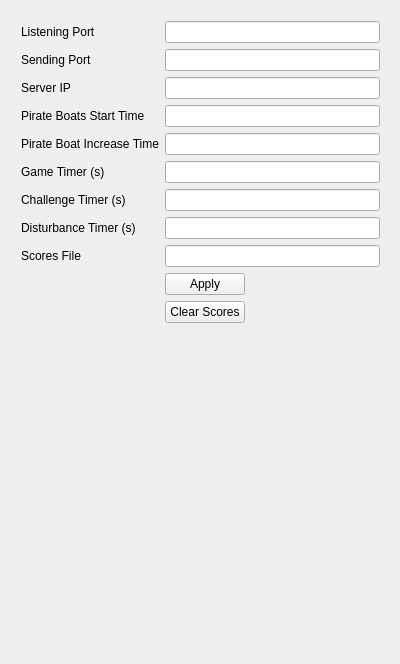
The window that Archipel_vertical_parametres/mainwindow.ui (TerisseNicolas/Archip3l) describes before a commit, drawn with Qt 5.
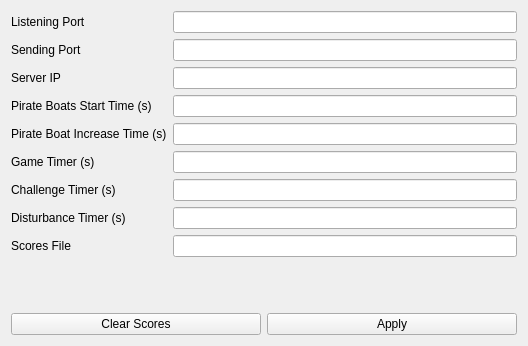
The same window after the commit.

The edit to the form file:
```diff
--- a/Archipel_vertical_parametres/mainwindow.ui
+++ b/Archipel_vertical_parametres/mainwindow.ui
@@ -6,44 +6,17 @@
    <rect>
     <x>0</x>
     <y>0</y>
-    <width>400</width>
-    <height>664</height>
+    <width>528</width>
+    <height>346</height>
    </rect>
   </property>
   <property name="windowTitle">
    <string>Paramètres</string>
   </property>
   <widget class="QWidget" name="centralWidget">
-   <widget class="QWidget" name="layoutWidget">
-    <property name="geometry">
-     <rect>
-      <x>10</x>
-      <y>10</y>
-      <width>381</width>
-      <height>651</height>
-     </rect>
-    </property>
-    <layout class="QVBoxLayout" name="verticalLayout">
+   <layout class="QVBoxLayout" name="verticalLayout_2">
      <item>
-      <layout class="QFormLayout" name="formLayout">
-       <property name="sizeConstraint">
-        <enum>QLayout::SetDefaultConstraint</enum>
-       </property>
-       <property name="fieldGrowthPolicy">
-        <enum>QFormLayout::ExpandingFieldsGrow</enum>
-       </property>
-       <property name="rowWrapPolicy">
-        <enum>QFormLayout::DontWrapRows</enum>
-       </property>
-       <property name="labelAlignment">
-        <set>Qt::AlignLeading|Qt::AlignLeft|Qt::AlignVCenter</set>
-       </property>
-       <property name="horizontalSpacing">
-        <number>-1</number>
-       </property>
-       <property name="verticalSpacing">
-        <number>-1</number>
-       </property>
+     <layout class="QFormLayout" name="formLayout_2">
        <item row="0" column="0">
         <widget class="QLabel" name="label">
          <property name="text">
@@ -58,104 +31,117 @@
          </property>
         </widget>
        </item>
-       <item row="4" column="0">
+      <item row="1" column="0">
         <widget class="QLabel" name="label_2">
          <property name="text">
           <string>Sending Port</string>
          </property>
         </widget>
        </item>
-       <item row="4" column="1">
+      <item row="1" column="1">
         <widget class="QLineEdit" name="networkSendingPort"/>
        </item>
-       <item row="9" column="0">
+      <item row="2" column="0">
         <widget class="QLabel" name="label_3">
          <property name="text">
           <string>Server IP</string>
          </property>
         </widget>
        </item>
-       <item row="9" column="1">
+      <item row="2" column="1">
         <widget class="QLineEdit" name="networkServerIP"/>
        </item>
-       <item row="14" column="0">
+      <item row="3" column="0">
         <widget class="QLabel" name="label_4">
          <property name="text">
-          <string>Pirate Boats Start Time</string>
+         <string>Pirate Boats Start Time (s)</string>
          </property>
         </widget>
        </item>
-       <item row="14" column="1">
+      <item row="3" column="1">
         <widget class="QLineEdit" name="pirateBoatsStart"/>
        </item>
-       <item row="18" column="0">
+      <item row="4" column="0">
         <widget class="QLabel" name="label_5">
          <property name="text">
-          <string>Pirate Boat Increase Time</string>
+         <string>Pirate Boat Increase Time (s)</string>
          </property>
         </widget>
        </item>
-       <item row="18" column="1">
+      <item row="4" column="1">
         <widget class="QLineEdit" name="pirateBoatsIncreaseTime"/>
        </item>
-       <item row="23" column="0">
+      <item row="5" column="0">
         <widget class="QLabel" name="label_6">
          <property name="text">
           <string>Game Timer (s)</string>
          </property>
         </widget>
        </item>
-       <item row="23" column="1">
+      <item row="5" column="1">
         <widget class="QLineEdit" name="timerGame"/>
        </item>
-       <item row="28" column="0">
+      <item row="6" column="0">
         <widget class="QLabel" name="label_7">
          <property name="text">
           <string>Challenge Timer (s)</string>
          </property>
         </widget>
        </item>
-       <item row="28" column="1">
+      <item row="6" column="1">
         <widget class="QLineEdit" name="timerChallenge"/>
        </item>
-       <item row="33" column="0">
+      <item row="7" column="0">
         <widget class="QLabel" name="label_8">
          <property name="text">
           <string>Disturbance Timer (s)</string>
          </property>
         </widget>
        </item>
-       <item row="33" column="1">
+      <item row="7" column="1">
         <widget class="QLineEdit" name="timerDisturbance"/>
        </item>
-       <item row="38" column="0">
+      <item row="8" column="0">
         <widget class="QLabel" name="label_9">
          <property name="text">
           <string>Scores File</string>
          </property>
         </widget>
        </item>
-       <item row="38" column="1">
+      <item row="8" column="1">
         <widget class="QLineEdit" name="fileScores"/>
        </item>
-       <item row="40" column="1">
-        <widget class="QPushButton" name="applyButton">
-         <property name="text">
-          <string>Apply</string>
-         </property>
-        </widget>
-       </item>
-       <item row="41" column="1">
+     </layout>
+    </item>
+    <item>
+     <layout class="QVBoxLayout" name="verticalLayout">
+      <property name="spacing">
+       <number>0</number>
+      </property>
+      <property name="sizeConstraint">
+       <enum>QLayout::SetMinimumSize</enum>
+      </property>
+     </layout>
+    </item>
+    <item>
+     <layout class="QHBoxLayout" name="horizontalLayout">
+      <item>
         <widget class="QPushButton" name="clearButton">
          <property name="text">
           <string>Clear Scores</string>
          </property>
         </widget>
        </item>
-      </layout>
-     </item>
-    </layout>
-   </widget>
+      <item>
+       <widget class="QPushButton" name="applyButton">
+        <property name="text">
+         <string>Apply</string>
+        </property>
+       </widget>
+      </item>
+     </layout>
+    </item>
+   </layout>
   </widget>
  </widget>
  <layoutdefault spacing="6" margin="11"/>
```
Lines whose indentation alone changed are shown as unchanged.
